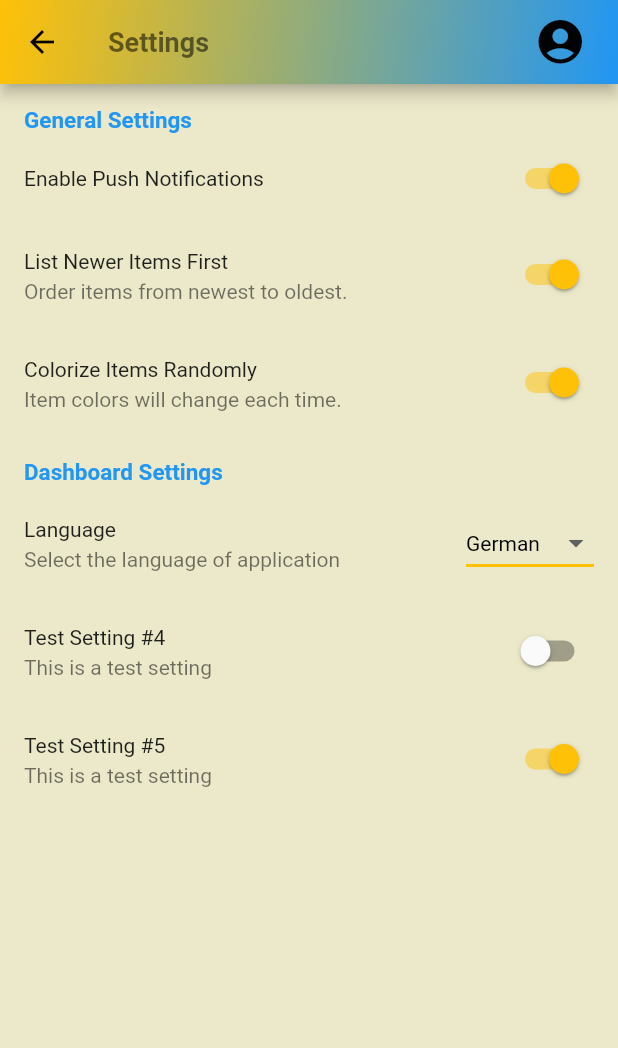
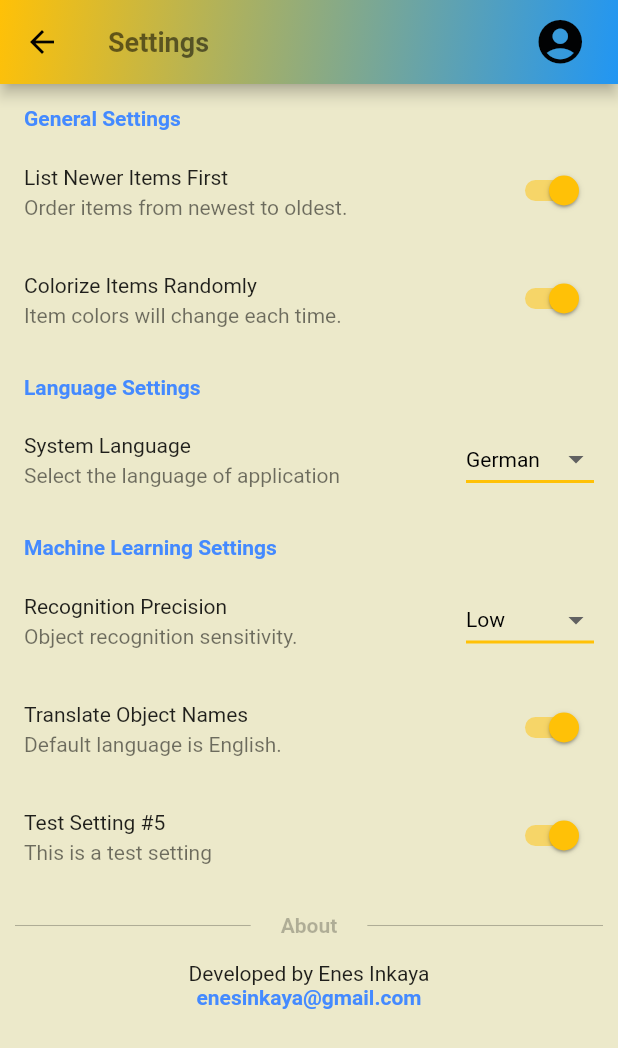
Before and after one commit to enesinky/houseinventory, a Flutter app: the SettingsPage screen opened by its route, on a phone screen of 412 x 824 dp. Shown: the top 1048 px of the screen. Run offline on Flutter 3.47's test engine with Material 2 defaults, Android fonts, the phone set to English and light mode, and no system bars; our stand-ins replace image_picker, shared_preferences, syncfusion_flutter_charts; missing offline and left inert: huawei_account, huawei_ml; accounts and stored records are empty.

Commit message:
ML Kit integration completed.

```diff
--- a/lib/pages/search/search.dart
+++ b/lib/pages/search/search.dart
@@ -12,7 +12,7 @@ class SearchPage extends StatelessWidget {
         body: Center(
             child: Column(
               mainAxisAlignment: MainAxisAlignment.center,
-              children: <Widget>[Text('This is search page')],
+              children: <Widget>[Text('HMS Canada, Hello World!')],
             )));
   }
 
--- a/lib/pages/settings/settings.dart
+++ b/lib/pages/settings/settings.dart
@@ -1,48 +1,89 @@
-import 'file:///D:/AndroidStudioProjects/house_inventory/lib/widgets/setting_list_item.dart';
+
+import 'package:houseinventory/widgets/setting_list_item.dart';
 
 import '../../widgets/appbar.dart';
 import 'package:flutter/cupertino.dart';
 import 'package:flutter/material.dart';
-
 
 class SettingsPage extends StatefulWidget {
   static const String route = '/Settings';
 
   @override
   _SettingsPageState createState() => _SettingsPageState();
-
 }
 
 class _SettingsPageState extends State<SettingsPage> {
 
-  // static Route<dynamic> route() => MaterialPageRoute(
-  //       builder: (context) => SettingsPage(),
-  //     );
-
   @override
   Widget build(BuildContext context) {
+    Widget divider = Container(
+      margin: EdgeInsets.symmetric(vertical: 6),
+      child: Row(children: <Widget>[
+        Expanded(
+          child: new Container(
+              margin: const EdgeInsets.only(left: 10.0, right: 20.0),
+              child: Divider(
+                color: Colors.black26,
+                height: 36,
+                thickness: 0.7,
+              )),
+        ),
+        Text("About", style: TextStyle(color: Colors.black26, fontSize: 14, fontWeight: FontWeight.bold),),
+        Expanded(
+          child: new Container(
+              margin: const EdgeInsets.only(left: 20.0, right: 10.0),
+              child: Divider(
+                color: Colors.black26,
+                height: 36,
+                thickness: 0.7,
+              )),
+        ),
+      ]),
+    );
+
     return Scaffold(
         appBar: CustomAppBar('Settings'),
-        body: Container(
-        child: Column(
-          children: <Widget>[
-            Expanded(
-              child:
-          ListView(
-              scrollDirection: Axis.vertical,
-              children: <Widget>[
-                SettingGroupLabel('General Settings'),
-          SettingListItemBool('Enable Push Notifications', null, 'push_notifications', true),
-          SettingListItemBool('List Newer Items First', 'Order items from newest to oldest.', 'test_1', true),
-          SettingListItemBool('Colorize Items Randomly', 'Item colors will change each time.', 'test_2', true),
-                SettingGroupLabel('Dashboard Settings'),
-          SettingListItemSelect('Language', 'Select the language of application', 'test_select', ['English', 'Turkish', 'German'], 2),
-          SettingListItemBool('Test Setting #4', 'This is a test setting', 'test_4', false),
-          SettingListItemBool('Test Setting #5', 'This is a test setting', 'test_5', true)
-          ]),),
-        ])
-    )
-    );
+        body: SingleChildScrollView(
+          child: SizedBox(
+              child: Container(
+                child: Column(
+                    mainAxisSize: MainAxisSize.max,
+                    children: <Widget>[
+                      SettingGroupLabel('General Settings'),
+                      SettingListItemBool('List Newer Items First',
+                          'Order items from newest to oldest.', 'test_1', true),
+                      SettingListItemBool('Colorize Items Randomly',
+                          'Item colors will change each time.', 'test_2', true),
+                      SettingGroupLabel('Language Settings'),
+                      SettingListItemSelect(
+                          'System Language',
+                          'Select the language of application',
+                          'test_select',
+                          ['English', 'Turkish', 'German'],
+                          2),
+                      SettingGroupLabel('Machine Learning Settings'),
+                      SettingListItemSelect(
+                          'Recognition Precision',
+                          'Object recognition sensitivity.',
+                          'test_select',
+                          ['High', 'Medium', 'Low'],
+                          1),
+                      SettingListItemBool(
+                          'Translate Object Names', 'Default language is English.', 'test_4', true),
+                      SettingListItemBool(
+                          'Test Setting #5', 'This is a test setting', 'test_3', true),
+                      Container(
+                        // margin: EdgeInsets.sypmmetric(horizontal: 20, vertical: 10),
+                        child: Column(
+                        children: [
+                          divider,
+                          Text("Developed by Enes Inkaya"),
+                          Text("enesinkaya@gmail.com", style: TextStyle(color: Colors.blueAccent, fontWeight: FontWeight.bold),),
+                          SizedBox(height: 40,),
+                        ],
+                      ))
+          ]),
+              )),
+        ));
   }
-
 }
--- a/lib/util/contants.dart
+++ b/lib/util/contants.dart
@@ -1,6 +1,6 @@
 class Constants {
 
-  static var _apiURL = "http://192.168.1.39:9888/houseinventory_backend";
+  static var _apiURL = "http://192.168.1.34:9888/houseinventory_backend";
 
   static int _API_TIME_OUT_LIMIT = 5;
 
--- a/lib/util/route_configuration.dart
+++ b/lib/util/route_configuration.dart
@@ -60,7 +60,7 @@ class RouteConfiguration {
     Path(
       r'^' + CameraPage.route,
           (context, match) => CameraPage(),
-    )
+    ),
   ];
 
   static Route<dynamic> onGenerateRoute(RouteSettings settings) {
--- a/lib/widgets/setting_list_item.dart
+++ b/lib/widgets/setting_list_item.dart
@@ -128,8 +128,8 @@ class SettingGroupLabel extends StatelessWidget {
         crossAxisAlignment: CrossAxisAlignment.start,
         children: [Text(label, style:
         TextStyle(
-            color: Colors.blue,
-            fontSize: 15,
+            color: Colors.blueAccent,
+            fontSize: 14,
             fontWeight: FontWeight.bold
         ),)],
       ),
--- a/pubspec.yaml
+++ b/pubspec.yaml
@@ -33,6 +33,7 @@ dependencies:
   syncfusion_flutter_charts: 18.3.38
   huawei_ml: ^2.0.1+300
   image_picker: 0.6.7+11
+
 
 dev_dependencies:
   flutter_test:
```
Also changed, not shown: lib/model/recognized_object.dart (added, +7 -0 lines), lib/pages/camera/image_classification.dart (+180 -205 lines).
